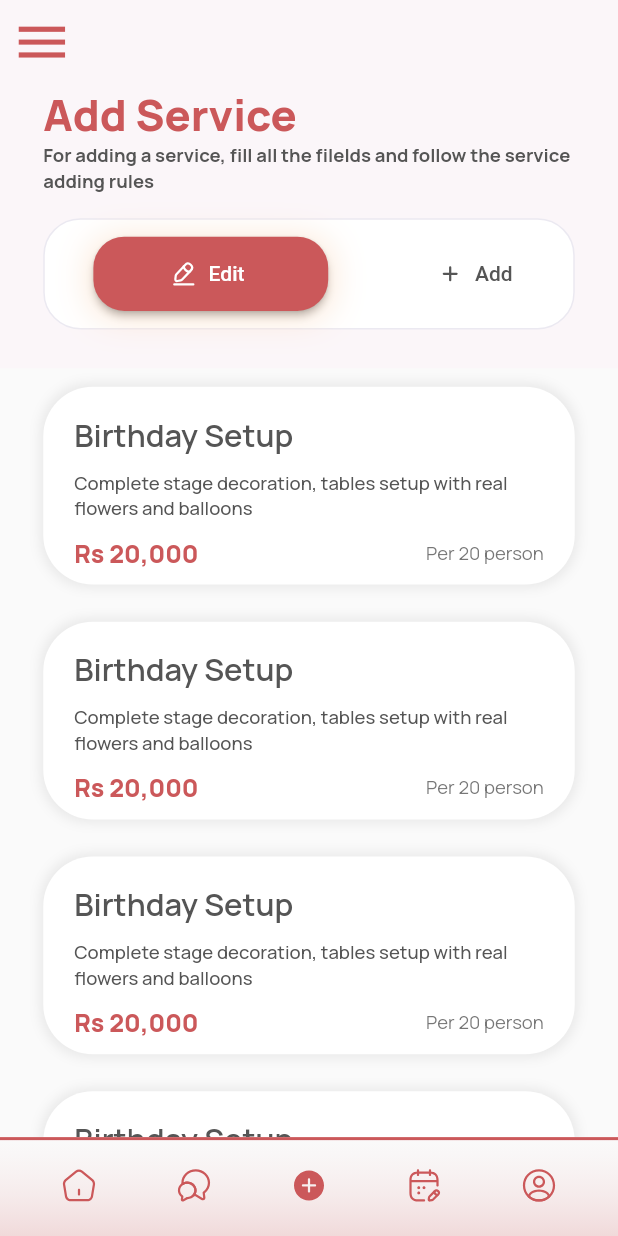
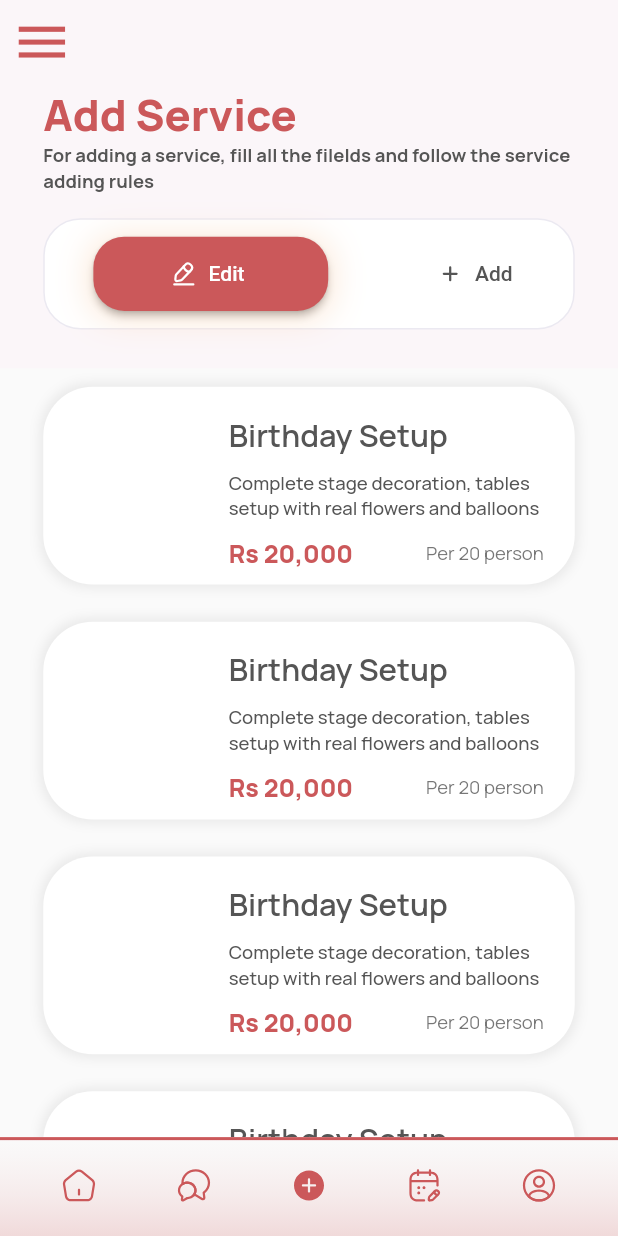
Before and after one commit to Aliza02/E-Vent-Vendor, a Flutter app: the MainScreen screen opened directly, item 3 of the bottom bar chosen, on a phone screen of 412 x 824 dp. Run offline on Flutter 3.47's test engine with Material 2 defaults, Android fonts, the phone set to English and light mode, and no system bars; drawn by our look-alikes of flutter_slidable; our stand-ins replace cloud_firestore, dotted_border, email_validator, firebase_auth, firebase_core, fl_chart and 6 more; missing offline and left inert: email_auth, flutter_month_picker; accounts and stored records are empty.

```diff
--- a/lib/screens/AddService/addService.dart
+++ b/lib/screens/AddService/addService.dart
@@ -231,7 +231,7 @@ class _AddServiceState extends State<AddService> {
       itemBuilder: (context, index) {
         return Slidable(
           endActionPane: ActionPane(
-            motion: ScrollMotion(),
+            motion: const ScrollMotion(),
             children: [
               swipeableButton(
                 buttonColor: AppColors.blue,
@@ -295,9 +295,9 @@ class _AddServiceState extends State<AddService> {
                 borderRadius: BorderRadius.circular(Get.width * 0.08),
               ),
               child: Row(
-                mainAxisAlignment: pagecontroller.selectedImage.isEmpty
-                    ? MainAxisAlignment.center
-                    : MainAxisAlignment.start,
+                // mainAxisAlignment: pagecontroller.selectedImage.isEmpty
+                //     ? MainAxisAlignment.center
+                //     : MainAxisAlignment.start,
                 children: [
                   Container(
                     height: Get.height * 0.16,
@@ -312,10 +312,14 @@ class _AddServiceState extends State<AddService> {
                               width: Get.width * 0.25,
                               fit: BoxFit.cover,
                             )
-                          : const SizedBox(),
+                          : SizedBox(
+                              width: Get.width * 0.25,
                             ),
                     ),
-                  Expanded(child: const ServiceCardDetails()),
+                  ),
+                  const Expanded(
+                    child: ServiceCardDetails(),
+                  ),
                 ],
               ),
             ),
@@ -329,19 +333,21 @@ class _AddServiceState extends State<AddService> {
   Widget build(BuildContext context) {
     return SafeArea(
       child: Scaffold(
-        body: SingleChildScrollView(
-          scrollDirection: Axis.vertical,
-          child: Column(
+        body: Column(
           mainAxisAlignment: MainAxisAlignment.center,
           children: [
             service_Header(),
             Obx(
               () => pagecontroller.addServiceSelected.value
                   ? addService(context)
-                    : editService(context),
+                  : Expanded(
+                      child: SingleChildScrollView(
+                        scrollDirection: Axis.vertical,
+                        child: editService(context),
+                      ),
+                    ),
             ),
           ],
-          ),
         ),
       ),
     );
--- a/lib/screens/drawer/mainScreen.dart
+++ b/lib/screens/drawer/mainScreen.dart
@@ -1,8 +1,10 @@
 import 'package:eventually_vendor/screens/AddService/addService.dart';
 import 'package:flutter/material.dart';
+import 'package:flutter_svg/svg.dart';
 import 'package:flutter_zoom_drawer/flutter_zoom_drawer.dart';
 import 'package:get/get.dart';
 import '../../constants/colors.dart';
+import '../../constants/icons.dart';
 import '../../controller/pagecontroller.dart';
 import '../../widget/BottomNavBar/bottomNavBar.dart';
 import '../EditService/EditServiceForm.dart';
@@ -27,8 +29,10 @@ class MainScreen extends GetView<testController> {
 
   @override
   Widget build(BuildContext context) {
+    List<String> options = ['Settings', 'Switch Account', 'Logout'];
     return SafeArea(
-      child: Scaffold(
+      child: Obx(
+        () => Scaffold(
           bottomNavigationBar: bottomNavBar(),
           appBar: AppBar(
             backgroundColor: AppColors.appBar.withOpacity(0.2),
@@ -44,9 +48,28 @@ class MainScreen extends GetView<testController> {
                 weight: Get.width * 0.1,
               ),
             ),
+            actions: [
+              pagecontroller.currentindex.value == 4
+                  ? PopupMenuButton(
+                      icon: SvgPicture.asset(AppIcons.profileMenuIcon),
+                      color: AppColors.cream,
+                      itemBuilder: (BuildContext context) {
+                        return options.map((String option) {
+                          return PopupMenuItem(
+                            onTap: () {
+                              print(options.indexOf(option));
+                            },
+                            child: Text(option),
+                          );
+                        }).toList();
+                      },
+                    )
+                  : Container(),
+            ],
           ),
           body: Obx(
             () => _pages[pagecontroller.currentindex.value],
+          ),
         ),
       ),
     );
```
Also changed, not shown: lib/screens/profile/profile.dart (+0 -21 lines), lib/screens/signup_business.dart (+3 -27 lines). Lines whose indentation alone changed are shown as unchanged.
